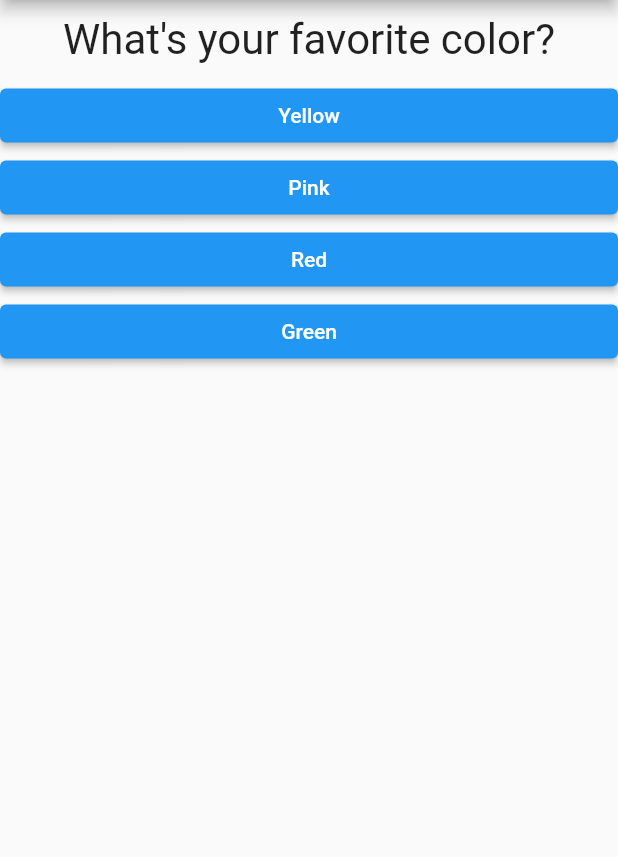
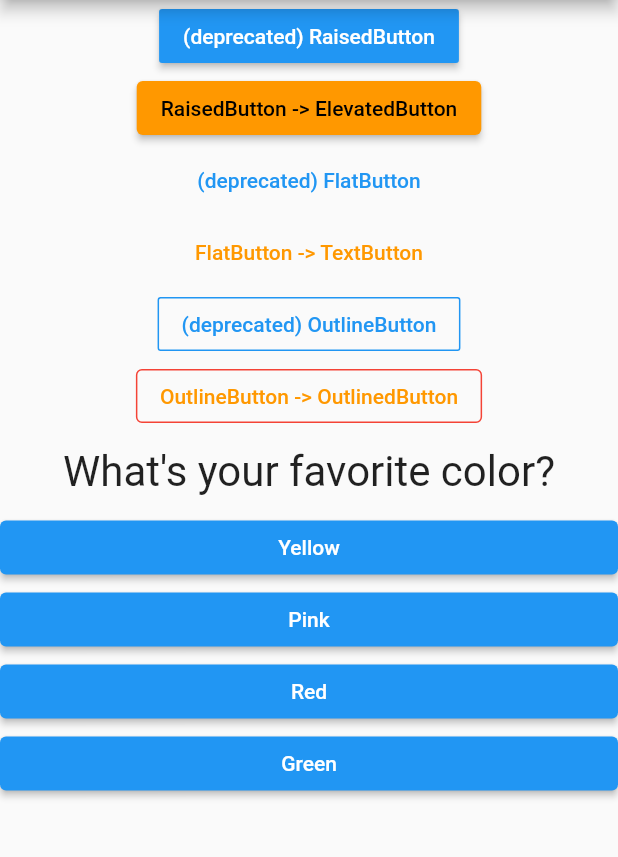
Before and after one commit to mioe/hello_flutter, a Flutter app: the screen it shows after launch, on a phone screen of 412 x 824 dp, the part 84-941 px from its top. Run offline on Flutter 3.47's test engine with Material 2 defaults, Android fonts, the phone set to English and light mode, and no system bars.

Commit message:
end hello_flutter app

```diff
--- a/lib/quiz.dart
+++ b/lib/quiz.dart
@@ -18,11 +18,57 @@ class Quiz extends StatelessWidget {
   Widget build(BuildContext context) {
     return Column(
       children: [
+        RaisedButton(
+          color: Colors.blue,
+          textColor: Colors.white,
+          child: Text('(deprecated) RaisedButton'),
+          onPressed: () => {},
+        ),
+        ElevatedButton(
+          // style: ButtonStyle(
+          //   backgroundColor: MaterialStateProperty.all(Colors.red),
+          //   foregroundColor: MaterialStateProperty.all(Colors.white),
+          // ),
+          style: ElevatedButton.styleFrom(
+            primary: Colors.orange,
+            onPrimary: Colors.black,
+          ),
+          child: Text('RaisedButton -> ElevatedButton'),
+          onPressed: () => {},
+        ),
+        FlatButton(
+          textColor: Colors.blue,
+          child: Text('(deprecated) FlatButton'),
+          onPressed: () => {},
+        ),
+        TextButton(
+          style: TextButton.styleFrom(
+            primary: Colors.orange,
+          ),
+          child: Text('FlatButton -> TextButton'),
+          onPressed: () => {},
+        ),
+        OutlineButton(
+          borderSide: BorderSide(color: Colors.blue),
+          textColor: Colors.blue,
+          child: Text('(deprecated) OutlineButton'),
+          onPressed: () => {},
+        ),
+        OutlinedButton(
+          child: Text('OutlineButton -> OutlinedButton'),
+          style: TextButton.styleFrom(
+            primary: Colors.orange,
+            side: BorderSide(color: Colors.red),
+          ),
+          onPressed: () => {},
+        ),
         Question(
           questions[questIdx]['text'] as String,
         ),
-        ...(questions[questIdx]['answers'] as List<Map<String, Object>>).map((answer) {
-          return Answer(answer['text'] as String, () => handleClickAnswer(answer['score']));
+        ...(questions[questIdx]['answers'] as List<Map<String, Object>>)
+            .map((answer) {
+          return Answer(answer['text'] as String,
+              () => handleClickAnswer(answer['score']));
         }).toList()
       ],
     );
```
